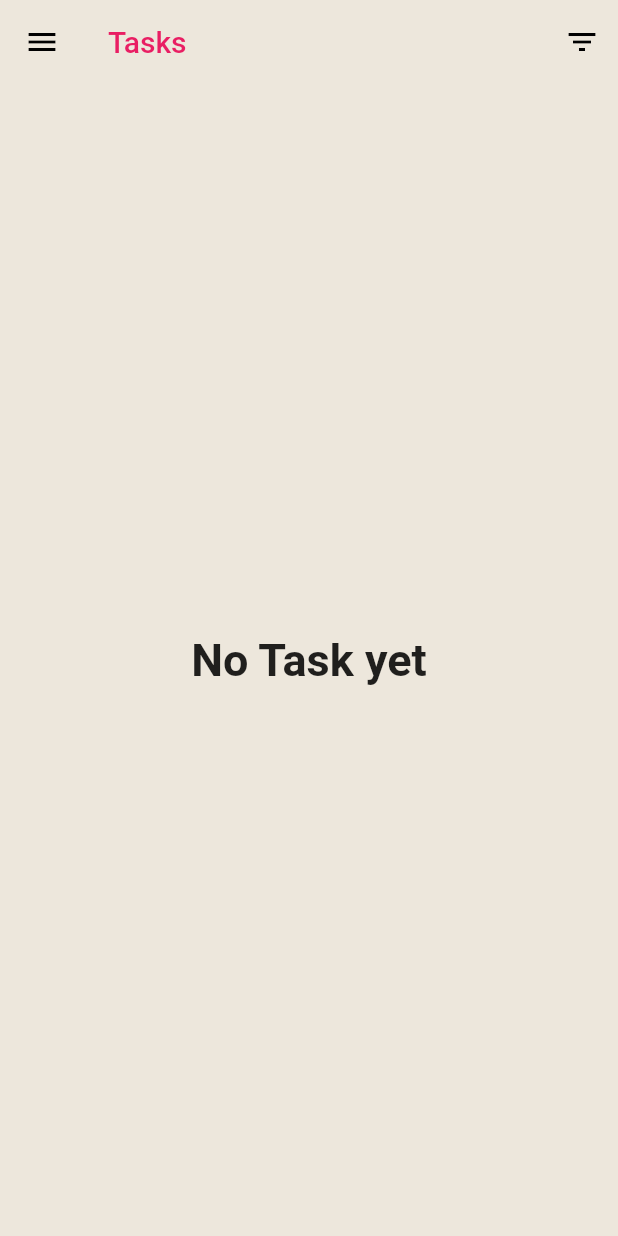
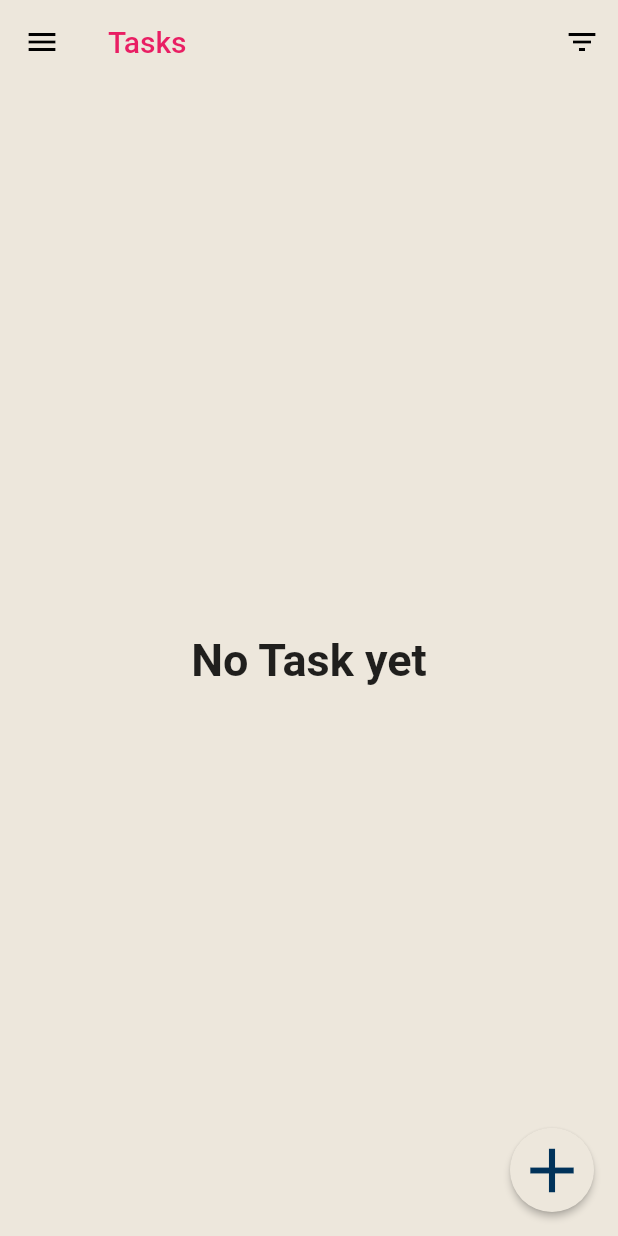
Before and after one commit to rajan-poudel/workos, a Flutter app: the screen it shows once a user with an empty profile is signed in, on a phone screen of 412 x 824 dp. Run offline on Flutter 3.47's test engine with Material 2 defaults, Android fonts, the phone set to English and light mode, and no system bars; our stand-ins replace cached_network_image, cloud_firestore, firebase_auth, firebase_core, firebase_storage, fluttericon and 3 more; accounts and stored records are empty; network calls fail.

Commit message:
Floating button added

```diff
--- a/lib/screens/tasks_screen.dart
+++ b/lib/screens/tasks_screen.dart
@@ -1,6 +1,7 @@
 import 'package:cloud_firestore/cloud_firestore.dart';
 import 'package:flutter/material.dart';
 import 'package:workos/constants/constants.dart';
+import 'package:workos/inner_screen/upload_task.dart';
 import 'package:workos/widgets/drawer_widget.dart';
 import 'package:workos/widgets/task_widget.dart';
 
@@ -93,6 +94,20 @@ class _TasksScreenState extends State<TasksScreen> {
           ));
         },
       ),
+      floatingActionButton: FloatingActionButton(
+          elevation: 2,
+          hoverColor: Colors.grey.shade400,
+          // backgroundColor: Colors.black,
+          backgroundColor: Theme.of(context).scaffoldBackgroundColor,
+          child: Icon(
+            Icons.add,
+            size: 50,
+            color: Constants.darkBlue,
+          ),
+          onPressed: () {
+            Navigator.of(context).push(
+                MaterialPageRoute(builder: (context) => const UploadTask()));
+          }),
     );
   }
 
```
